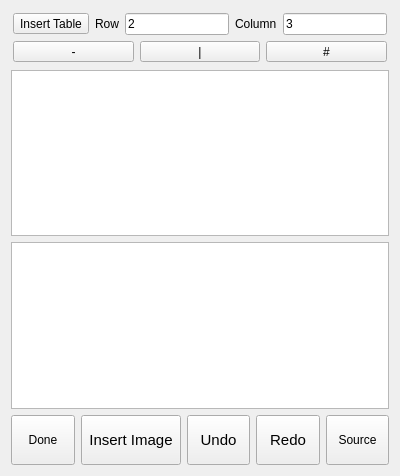
This is src/dlgMemos.ui in ic005k/Knot-Legacy as Qt 5 draws it before an edit. The edited form follows.
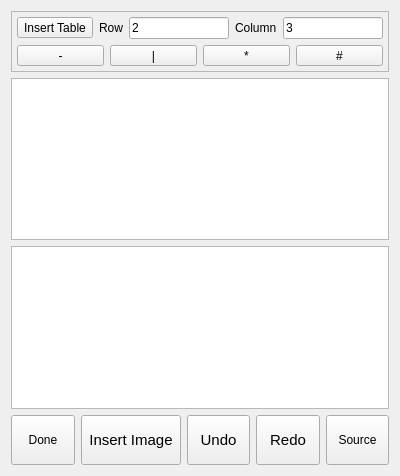
This is the edited form. Icons and pictures are not drawn.

Commit message: Optimized memo

```diff
--- a/src/dlgMemos.ui
+++ b/src/dlgMemos.ui
@@ -23,23 +23,23 @@
       </size>
      </property>
      <property name="frameShape">
-      <enum>QFrame::NoFrame</enum>
+      <enum>QFrame::StyledPanel</enum>
      </property>
      <property name="frameShadow">
       <enum>QFrame::Raised</enum>
      </property>
      <layout class="QVBoxLayout" name="verticalLayout">
       <property name="leftMargin">
-       <number>2</number>
+       <number>5</number>
       </property>
       <property name="topMargin">
-       <number>2</number>
+       <number>5</number>
       </property>
       <property name="rightMargin">
-       <number>2</number>
+       <number>5</number>
       </property>
       <property name="bottomMargin">
-       <number>2</number>
+       <number>5</number>
       </property>
       <item>
        <layout class="QHBoxLayout" name="horizontalLayout_3">
@@ -114,6 +114,19 @@
           </property>
          </widget>
         </item>
+        <item>
+         <widget class="QToolButton" name="btnAsterisk">
+          <property name="sizePolicy">
+           <sizepolicy hsizetype="Preferred" vsizetype="Fixed">
+            <horstretch>0</horstretch>
+            <verstretch>0</verstretch>
+           </sizepolicy>
+          </property>
+          <property name="text">
+           <string>*</string>
+          </property>
+         </widget>
+        </item>
         <item>
          <widget class="QToolButton" name="btnWells">
           <property name="sizePolicy">
@@ -136,7 +149,7 @@
     <widget class="QTextEdit" name="textEdit"/>
    </item>
    <item>
-    <widget class="QTextEdit" name="editSource"/>
+    <widget class="QPlainTextEdit" name="editSource"/>
    </item>
    <item>
     <layout class="QHBoxLayout" name="horizontalLayout_2">
```
The commit also changes 3 other files.
